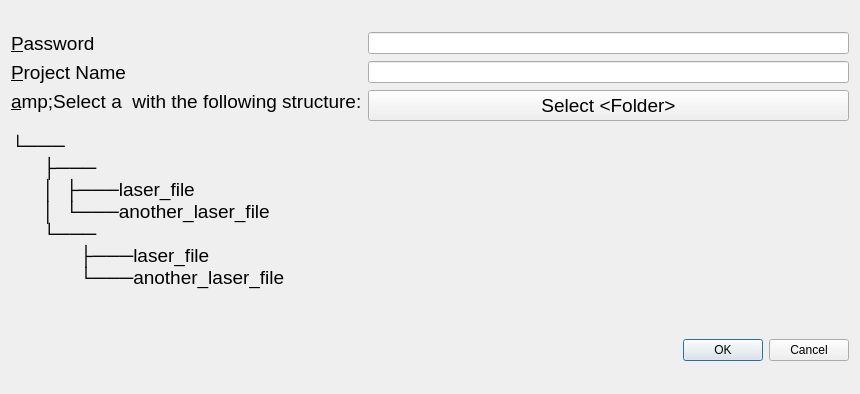
First picture: the form in laser/ui/select_folders_dialog.ui, repository GijsGroote/creator_administrator, before the edit.
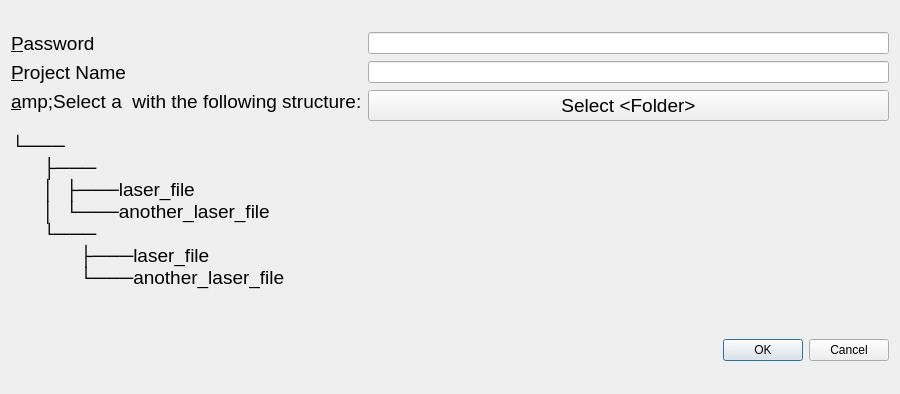
Second picture: the form after the edit. Custom widgets are drawn as their Qt base class.

```diff
--- a/laser/ui/select_folders_dialog.ui
+++ b/laser/ui/select_folders_dialog.ui
@@ -6,7 +6,7 @@
    <rect>
     <x>0</x>
     <y>0</y>
-    <width>860</width>
+    <width>900</width>
     <height>394</height>
    </rect>
   </property>
```
